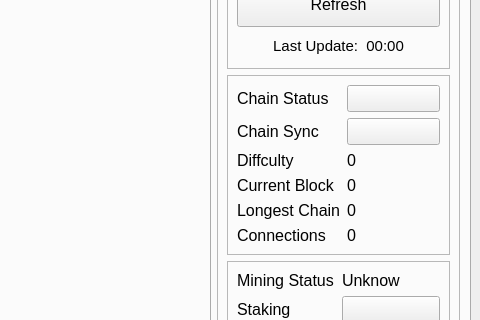
Above: src/main/python/qtguidesign.ui from marmarachain/marmara-connector before the change; both pictures show x 544 to 1024 and y 87 to 407 of the 1024 by 768 pixel window. Below: the same form after it.
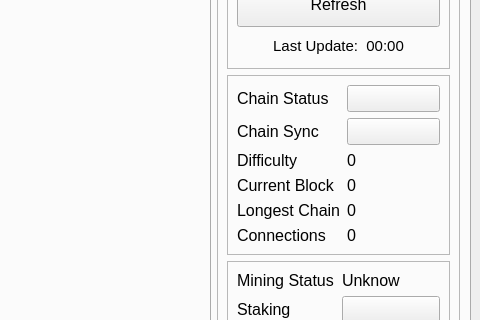
That is the form after the change. The open tabs and pages were chosen to show the change. Icons and pictures are not drawn.

What changed in the file:
```diff
--- a/src/main/python/qtguidesign.ui
+++ b/src/main/python/qtguidesign.ui
@@ -1317,7 +1317,7 @@
                  </font>
                 </property>
                 <property name="text">
-                 <string>Diffculty</string>
+                 <string>Difficulty</string>
                 </property>
                </widget>
               </item>
```
Left out of the diff: 72 changed lines with no effect on the pictures.
